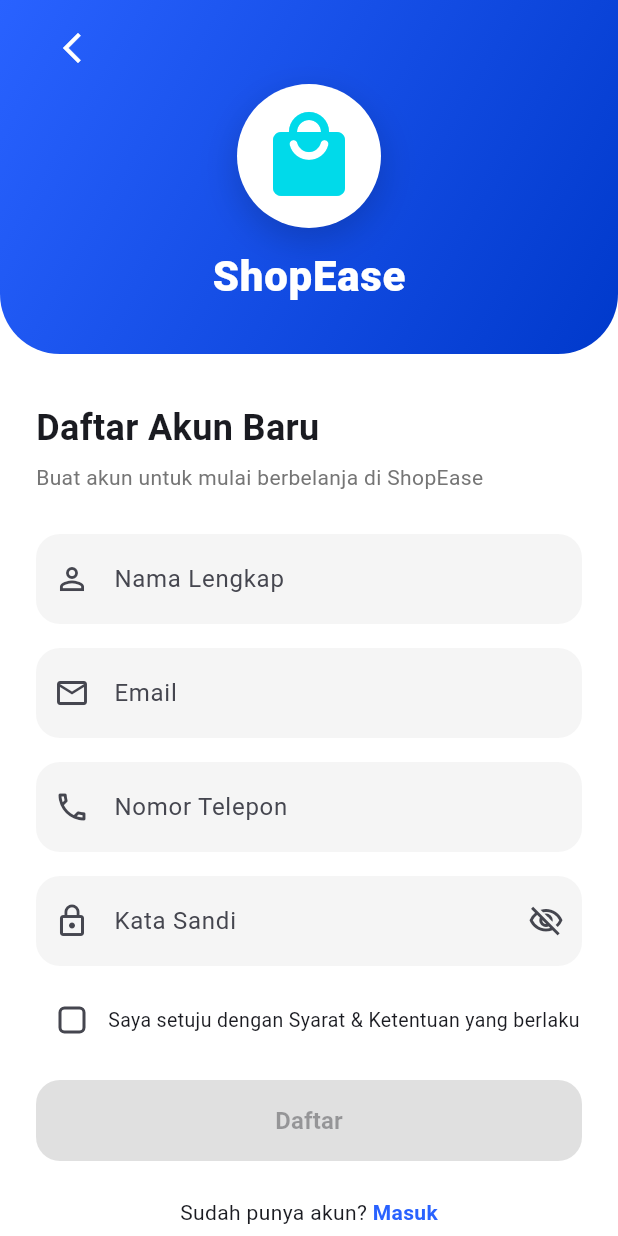
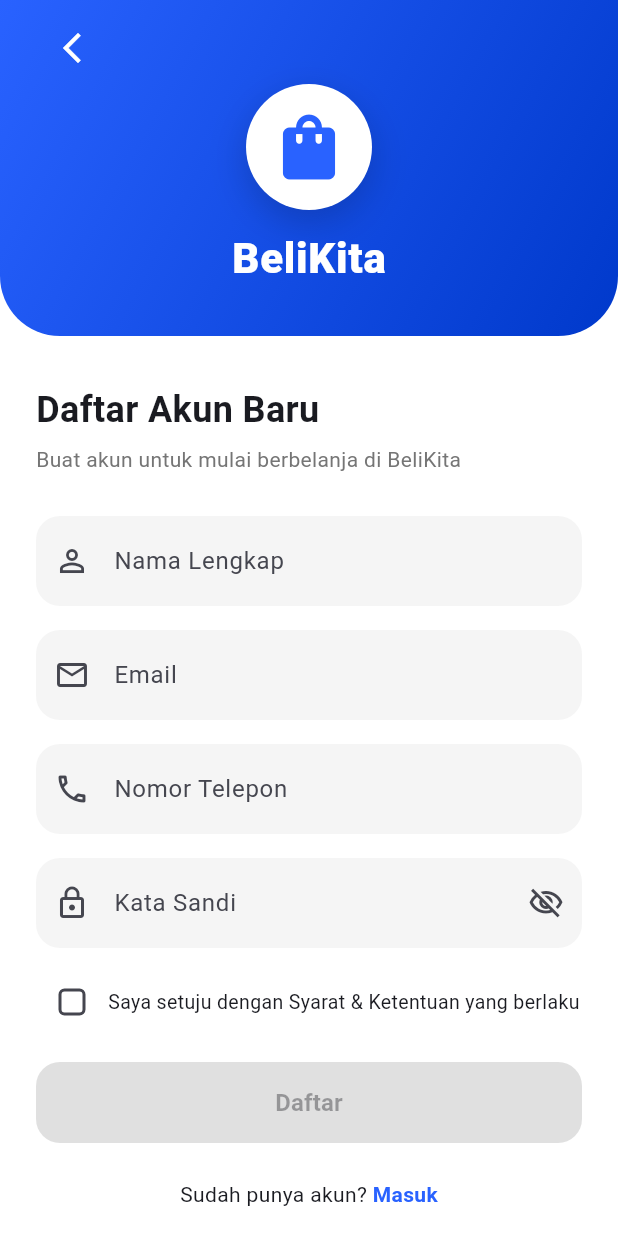
Before and after one commit to Nashr5/tugas_uas_ui, a Flutter app: the screen it shows after launch, after a tap on "Daftar sekarang", on a phone screen of 412 x 824 dp. Run offline on Flutter 3.47's test engine with Material 3 defaults, Android fonts, the phone set to English and light mode, and no system bars.

Commit message:
Update Logo dan Nama di Register

```diff
--- a/lib/login_page.dart
+++ b/lib/login_page.dart
@@ -286,7 +286,7 @@ class _LoginPageState extends State<LoginPage> {
           ),
           const SizedBox(height: 16),
           const Text(
-            'Belikita',
+            'BeliKita',
             style: TextStyle(
               fontSize: 32,
               fontWeight: FontWeight.w800,
--- a/lib/main.dart
+++ b/lib/main.dart
@@ -12,7 +12,7 @@ class MyApp extends StatelessWidget {
   Widget build(BuildContext context) {
     return MaterialApp(
       debugShowCheckedModeBanner: false,
-      title: 'Belikita',
+      title: 'BeliKita',
       theme: ThemeData(
         useMaterial3: true,
         colorScheme: ColorScheme.fromSeed(seedColor: const Color(0xFF2962FF)),
--- a/lib/register_page.dart
+++ b/lib/register_page.dart
@@ -104,7 +104,7 @@ class _RegisterPageState extends State<RegisterPage> {
                     ),
                     const SizedBox(height: 6),
                     Text(
-                      'Buat akun untuk mulai berbelanja di ShopEase',
+                      'Buat akun untuk mulai berbelanja di BeliKita',
                       style: TextStyle(
                         color: Colors.grey[600],
                         fontSize: 14,
@@ -307,14 +307,14 @@ class _RegisterPageState extends State<RegisterPage> {
               ],
             ),
             child: const Icon(
-              Icons.local_mall_rounded,
-              size: 64,
-              color: Color.fromARGB(255, 0, 218, 234),
+              Icons.shopping_bag_rounded,
+              size: 52,
+              color: _primary,
             ),
           ),
           const SizedBox(height: 12),
           const Text(
-            'ShopEase',
+            'BeliKita',
             style: TextStyle(
               fontSize: 28,
               fontWeight: FontWeight.w800,
```
